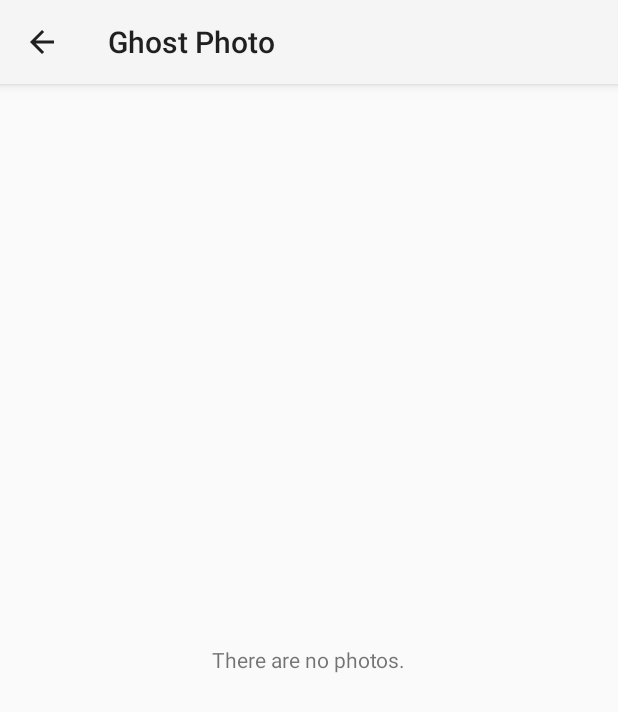
After one commit to thomasfischersm/GhostPhoto, an Android app: the ListShootsActivity screen opened directly, with no data from a screen before it, on a phone screen of 412 x 824 dp. The commit adds this screen. Shown: the top 712 px of the screen. Run offline under Robolectric (Android 15) with nearby library versions, the phone set to English and light mode, and no system bars; 4 statements that could not run were skipped.

Commit message:
Implemented first version of the activity to list the photo shoots.

```diff
--- a/app/build.gradle
+++ b/app/build.gradle
@@ -33,6 +33,10 @@ dependencies {
     compile 'com.android.support:support-v13:25.4.0'
     compile 'com.google.android.gms:play-services-analytics:11.0.2'
     compile 'com.google.guava:guava:22.0-android'
+    compile 'com.android.support.constraint:constraint-layout:1.0.2'
+    compile 'com.android.support:recyclerview-v7:25.4.0'
+    compile 'com.github.bumptech.glide:glide:4.0.0-RC1'
+    annotationProcessor 'com.github.bumptech.glide:compiler:4.0.0-RC1'
     testCompile 'junit:junit:4.12'
 }
 
--- a/app/src/main/AndroidManifest.xml
+++ b/app/src/main/AndroidManifest.xml
@@ -18,7 +18,6 @@
         android:label="@string/app_name"
         android:supportsRtl="true"
         android:theme="@style/Theme.AppCompat.Light.NoActionBar">
-
         <meta-data
             android:name="com.google.android.gms.analytics.globalConfigResource"
             android:resource="@xml/analytics_global_config" />
@@ -32,7 +31,6 @@
                 android:name="android.support.FILE_PROVIDER_PATHS"
                 android:resource="@xml/filepaths" />
         </provider>
-
         <provider
             android:name=".data.GhostPhotoContentProvider"
             android:authorities="com.playposse.ghostphoto.provider"
@@ -48,5 +46,9 @@
         <activity
             android:name=".activities.other.AboutActivity"
             android:parentActivityName=".activities.camera.PhotoActivity" />
+        <activity
+            android:name=".activities.review.ListShootsActivity"
+            android:parentActivityName=".activities.camera.PhotoActivity" />
     </application>
+
 </manifest>
--- a/app/src/main/java/com/playposse/ghostphoto/activities/ParentActivity.java
+++ b/app/src/main/java/com/playposse/ghostphoto/activities/ParentActivity.java
@@ -1,10 +1,12 @@
 package com.playposse.ghostphoto.activities;
 
 import android.support.v7.app.AppCompatActivity;
+import android.support.v7.widget.Toolbar;
 
 import com.google.android.gms.analytics.HitBuilders;
 import com.google.android.gms.analytics.Tracker;
 import com.playposse.ghostphoto.GhostPhotoApplication;
+import com.playposse.ghostphoto.R;
 
 /**
  * A common base class for all activities to enable Google Analytics tracking.
@@ -20,4 +22,13 @@ public class ParentActivity extends AppCompatActivity {
         tracker.setScreenName(getClass().getSimpleName());
         tracker.send(new HitBuilders.ScreenViewBuilder().build());
     }
+
+    protected void initActionBar() {
+        Toolbar toolbar = (Toolbar) findViewById(R.id.toolbar);
+        setSupportActionBar(toolbar);
+        if (getSupportActionBar() != null) {
+            getSupportActionBar().setDisplayShowHomeEnabled(true);
+            getSupportActionBar().setDisplayHomeAsUpEnabled(true);
+        }
+    }
 }
--- /dev/null
+++ b/app/src/main/java/com/playposse/ghostphoto/activities/review/ListShootsActivity.java
@@ -0,0 +1,167 @@
+package com.playposse.ghostphoto.activities.review;
+
+import android.app.Activity;
+import android.app.LoaderManager;
+import android.content.Context;
+import android.content.CursorLoader;
+import android.content.Loader;
+import android.database.Cursor;
+import android.net.Uri;
+import android.os.Bundle;
+import android.support.v7.widget.RecyclerView;
+import android.support.v7.widget.RecyclerView.Adapter;
+import android.support.v7.widget.RecyclerView.ViewHolder;
+import android.util.Log;
+import android.view.LayoutInflater;
+import android.view.View;
+import android.view.ViewGroup;
+import android.widget.ImageView;
+import android.widget.TextView;
+
+import com.bumptech.glide.Glide;
+import com.playposse.ghostphoto.R;
+import com.playposse.ghostphoto.activities.ParentActivity;
+import com.playposse.ghostphoto.data.GhostPhotoContract.PhotoShootTable;
+import com.playposse.ghostphoto.util.RecyclerViewCursorAdapter;
+import com.playposse.ghostphoto.util.ResponsiveGridLayoutManager;
+import com.playposse.ghostphoto.util.SmartCursor;
+
+/**
+ * An {@link Activity} that lists all of the photo shoots.
+ */
+public class ListShootsActivity extends ParentActivity implements LoaderManager.LoaderCallbacks<Cursor> {
+
+    private static final String LOG_TAG = ListShootsActivity.class.getSimpleName();
+
+    private static final int LOADER_MANAGER = 1;
+
+    private RecyclerView shootRecyclerView;
+
+    private TextView loadingMessageTextView;
+    private TextView emptyMessageTextView;
+    private PhotoShootAdapter photoShootAdapter;
+
+    @Override
+    protected void onCreate(Bundle savedInstanceState) {
+        super.onCreate(savedInstanceState);
+
+        setContentView(R.layout.activity_list_shoots);
+
+        initActionBar();
+
+        shootRecyclerView = (RecyclerView) findViewById(R.id.shootRecyclerView);
+        loadingMessageTextView = (TextView) findViewById(R.id.loadingMessageTextView);
+        emptyMessageTextView = (TextView) findViewById(R.id.emptyMessageTextView);
+
+        shootRecyclerView.setLayoutManager(
+                new ResponsiveGridLayoutManager(this, R.dimen.cover_photo_min_column_width));
+        photoShootAdapter = new PhotoShootAdapter();
+        shootRecyclerView.setAdapter(photoShootAdapter);
+
+        getLoaderManager().initLoader(LOADER_MANAGER, null, this);
+    }
+
+    @Override
+    public Loader<Cursor> onCreateLoader(int id, Bundle args) {
+        return new CursorLoader(
+                this,
+                PhotoShootTable.CONTENT_URI,
+                PhotoShootTable.SELECT_COLUMN_NAMES,
+                null,
+                null,
+                null);
+    }
+
+    @Override
+    public void onLoadFinished(Loader<Cursor> loader, Cursor cursor) {
+        loadingMessageTextView.setVisibility(View.GONE);
+
+        photoShootAdapter.swapCursor(cursor);
+        if (cursor.getCount() > 0) {
+            shootRecyclerView.setVisibility(View.VISIBLE);
+            emptyMessageTextView.setVisibility(View.GONE);
+        } else {
+            shootRecyclerView.setVisibility(View.GONE);
+            emptyMessageTextView.setVisibility(View.VISIBLE);
+        }
+    }
+
+    @Override
+    public void onLoaderReset(Loader<Cursor> loader) {
+        loadingMessageTextView.setVisibility(View.VISIBLE);
+        shootRecyclerView.setVisibility(View.GONE);
+        emptyMessageTextView.setVisibility(View.GONE);
+
+        photoShootAdapter.swapCursor(null);
+    }
+
+    /**
+     * An {@link Adapter} to show a list of photo shoots.
+     */
+    private class PhotoShootAdapter extends RecyclerViewCursorAdapter<PhotoShootViewHolder> {
+
+        @Override
+        public PhotoShootViewHolder onCreateViewHolder(ViewGroup parent, int viewType) {
+            Context context = parent.getContext();
+            View view = LayoutInflater.from(context).inflate(
+                    R.layout.photo_shoot_list_item,
+                    parent,
+                    false);
+            return new PhotoShootViewHolder(view);
+        }
+
+        @Override
+        protected void onBindViewHolder(PhotoShootViewHolder holder, int position, Cursor cursor) {
+            // Retrieve data.
+            SmartCursor smartCursor = new SmartCursor(cursor, PhotoShootTable.SELECT_COLUMN_NAMES);
+            final long photoShootId = smartCursor.getLong(PhotoShootTable.ID_COLUMN);
+            String firstPhotoUriStr = smartCursor.getString(PhotoShootTable.FIRST_PHOTO_URI_COLUMN);
+            int photoCount = smartCursor.getInt(PhotoShootTable.PHOTO_COUNT_COLUMN);
+
+            // Prepare data.
+            Uri firstPhotoUri = Uri.parse(firstPhotoUriStr);
+            String photoCountStr = getString(R.string.photo_count_label, photoCount);
+
+            // Update the UI.
+            holder.getPhotoCountTextView().setText(photoCountStr);
+            // TODO: Add time to UI
+            Glide.with(getApplicationContext())
+                    .load(firstPhotoUri)
+                    .into(holder.getPhotoImageView());
+
+            // Set event listeners
+            holder.getPhotoImageView().setOnClickListener(new View.OnClickListener() {
+                @Override
+                public void onClick(View v) {
+                    // TODO: Open comparison activity.
+                    Log.d(LOG_TAG, "onClick: Open comparison for shoot" + photoShootId);
+                }
+            });
+        }
+    }
+
+    /**
+     * The {@link ViewHolder} that represents a photo shoot by showing its cover photo. The cover
+     * photo is simply the first photo.
+     */
+    private class PhotoShootViewHolder extends ViewHolder {
+
+        private final ImageView photoImageView;
+        private final TextView photoCountTextView;
+
+        private PhotoShootViewHolder(View view) {
+            super(view);
+
+            photoImageView = (ImageView) view.findViewById(R.id.photoImageView);
+            photoCountTextView = (TextView) view.findViewById(R.id.photoCountTextView);
+        }
+
+        public ImageView getPhotoImageView() {
+            return photoImageView;
+        }
+
+        public TextView getPhotoCountTextView() {
+            return photoCountTextView;
+        }
+    }
+}
--- a/app/src/main/java/com/playposse/ghostphoto/data/GhostPhotoContract.java
+++ b/app/src/main/java/com/playposse/ghostphoto/data/GhostPhotoContract.java
@@ -42,28 +42,29 @@ public class GhostPhotoContract {
         public static final String[] COLUMN_NAMES = new String[]{
                 ID_COLUMN,
                 START_TIME_COLUMN,
-                PHOTO_COUNT_COLUMN,
                 STATE_COLUMN};
 
         public static final String[] SELECT_COLUMN_NAMES = new String[]{
                 ID_COLUMN,
                 START_TIME_COLUMN,
-                PHOTO_COUNT_COLUMN,
                 STATE_COLUMN,
-                FIRST_PHOTO_URI_COLUMN};
+                FIRST_PHOTO_URI_COLUMN,
+                PHOTO_COUNT_COLUMN};
 
         static final String SQL_CREATE_TABLE =
                 "CREATE TABLE photo_shoot "
                         + "(_id INTEGER PRIMARY KEY, "
                         + "start_time DATETIME DEFAULT CURRENT_TIMESTAMP, "
-                        + "photo_count INTEGER DEFAULT 0,"
                         + "state DEFAULT 1)";
 
         public static final String SQL_SELECT =
-                "select a.*, b.file_uri "
+                "select "
+                        + "a.*, "
+                        + "b.file_uri first_photo_uri, "
+                        + "(select count(*) from photo where shoot_id=a._id) photo_count "
                         + "from photo_shoot a "
                         + "inner join photo b on (a._id = b.shoot_id) "
-                        + "where b._id = (select max(_id) from photos where shoot_id=a._id) "
+                        + "where b._id = (select max(_id) from photo where shoot_id=a._id) "
                         + "order by _id desc";
     }
 
--- /dev/null
+++ b/app/src/main/java/com/playposse/ghostphoto/util/RecyclerViewCursorAdapter.java
@@ -0,0 +1,96 @@
+package com.playposse.ghostphoto.util;
+
+import android.database.Cursor;
+import android.database.DataSetObserver;
+import android.provider.BaseColumns;
+import android.support.v7.widget.RecyclerView;
+import android.support.v7.widget.RecyclerView.Adapter;
+import android.util.Log;
+
+/**
+ * A cursor adapter for {@link Adapter}. Apparently, Android oversaw providing this.
+ */
+public abstract class RecyclerViewCursorAdapter<VH extends RecyclerView.ViewHolder>
+        extends Adapter<VH> {
+
+    private static final String LOG_TAG = RecyclerViewCursorAdapter.class.getSimpleName();
+
+    private final DataSetObserver dataSetObserver = new SimpleDataSetObserver();
+
+    private Cursor cursor;
+    private Integer idColumnIndex;
+
+    public RecyclerViewCursorAdapter() {
+        setHasStableIds(true);
+    }
+
+    protected abstract void onBindViewHolder(VH holder, int position, Cursor cursor);
+
+    @Override
+    public void onBindViewHolder(VH holder, int position) {
+        if (cursor == null) {
+            throw new IllegalStateException("Cursor should be valid.");
+        }
+
+        if (!cursor.moveToPosition(position)) {
+            throw new IllegalStateException("Invalid position: " + position);
+        }
+
+        onBindViewHolder(holder, position, cursor);
+    }
+
+    @Override
+    public long getItemId(int position) {
+        if ((cursor != null) && (idColumnIndex != null) && (cursor.moveToPosition(position))) {
+            return cursor.getInt(idColumnIndex);
+        }
+
+        return RecyclerView.NO_ID;
+    }
+
+    protected Cursor getCursor(int position) {
+        if ((cursor != null) && cursor.moveToPosition(position)) {
+            return cursor;
+        }
+        return null;
+    }
+
+    @Override
+    public int getItemCount() {
+        int count = (cursor != null) ? cursor.getCount() : 0;
+        Log.i(LOG_TAG, "getItemCount: Called with item count " + count);
+        return count;
+    }
+
+    public void swapCursor(Cursor newCursor) {
+        if (cursor != null) {
+            cursor.unregisterDataSetObserver(dataSetObserver);
+        }
+
+        cursor = newCursor;
+        if (cursor != null) {
+            cursor.registerDataSetObserver(dataSetObserver);
+            idColumnIndex = cursor.getColumnIndex(BaseColumns._ID);
+        } else {
+            idColumnIndex = null;
+        }
+
+        notifyDataSetChanged();
+    }
+
+    /**
+     * A simple {@link DataSetObserver} implementation.
+     */
+    private class SimpleDataSetObserver extends DataSetObserver {
+
+        @Override
+        public void onChanged() {
+            notifyDataSetChanged();
+        }
+
+        @Override
+        public void onInvalidated() {
+            notifyDataSetChanged();
+        }
+    }
+}
--- /dev/null
+++ b/app/src/main/java/com/playposse/ghostphoto/util/ResponsiveGridLayoutManager.java
@@ -0,0 +1,36 @@
+package com.playposse.ghostphoto.util;
+
+import android.content.Context;
+import android.support.v7.widget.GridLayoutManager;
+import android.support.v7.widget.RecyclerView;
+
+/**
+ * A {@link GridLayoutManager} that adjusts the column count responding to the available size. It
+ * takes a minItemWidth and maxColumnCount to decided on the best column count.
+ */
+public class ResponsiveGridLayoutManager extends GridLayoutManager {
+
+    private final int width;
+
+    private int lastWidth = -1;
+
+    public ResponsiveGridLayoutManager(Context context, int minItemWidthResId) {
+        super(context, 1 /* meaningless placeholder */);
+
+        width = (int) context.getResources().getDimension(minItemWidthResId);
+    }
+
+    @Override
+    public void onLayoutChildren(RecyclerView.Recycler recycler, RecyclerView.State state) {
+        if (lastWidth != getWidth()) {
+            int availableWidth = getWidth() - getPaddingRight() - getPaddingLeft();
+            int spanCount = Math.max(1, availableWidth / width);
+            setSpanCount(spanCount);
+
+            // Remember to avoid recalculating unnecessarily.
+            lastWidth = getWidth();
+        }
+
+        super.onLayoutChildren(recycler, state);
+    }
+}
--- /dev/null
+++ b/app/src/main/res/layout/activity_list_shoots.xml
@@ -0,0 +1,44 @@
+<?xml version="1.0" encoding="utf-8"?>
+<LinearLayout xmlns:android="http://schemas.android.com/apk/res/android"
+    xmlns:app="http://schemas.android.com/apk/res-auto"
+    xmlns:tools="http://schemas.android.com/tools"
+    android:layout_width="match_parent"
+    android:layout_height="match_parent"
+    android:orientation="vertical"
+    tools:context="com.playposse.ghostphoto.activities.review.ListShootsActivity">
+
+    <android.support.v7.widget.Toolbar
+        android:id="@+id/toolbar"
+        android:layout_width="match_parent"
+        android:layout_height="?attr/actionBarSize"
+        android:background="?attr/colorPrimary"
+        android:elevation="4dp"
+        android:theme="@style/ThemeOverlay.AppCompat.ActionBar"
+        app:popupTheme="@style/ThemeOverlay.AppCompat.Light"/>
+
+    <FrameLayout
+        android:layout_width="match_parent"
+        android:layout_height="match_parent">
+
+        <TextView
+            android:id="@+id/loadingMessageTextView"
+            android:layout_width="wrap_content"
+            android:layout_height="wrap_content"
+            android:layout_gravity="center"
+            android:text="@string/photo_shoot_loading_message" />
+
+        <TextView
+            android:id="@+id/emptyMessageTextView"
+            android:layout_width="wrap_content"
+            android:layout_height="wrap_content"
+            android:layout_gravity="center"
+            android:text="@string/photo_shoot_empty_message"
+            android:visibility="gone" />
+
+        <android.support.v7.widget.RecyclerView
+            android:id="@+id/shootRecyclerView"
+            android:layout_width="match_parent"
+            android:layout_height="match_parent"
+            android:scrollbars="vertical" />
+    </FrameLayout>
+</LinearLayout>
--- a/app/src/main/res/values/dimens.xml
+++ b/app/src/main/res/values/dimens.xml
@@ -5,4 +5,7 @@
 
     <dimen name="selectedText">16sp</dimen>
     <dimen name="unselectedText">14sp</dimen>
+
+    <!-- Set minimum width for photos in the photo shoot activity. -->
+    <dimen name="cover_photo_min_column_width">120dp</dimen>
 </resources>
--- a/build.gradle
+++ b/build.gradle
@@ -19,6 +19,7 @@ allprojects {
         maven {
             url "https://maven.google.com"
         }
+        mavenCentral()
     }
 }
 
```
Also changed, not shown: app/src/main/java/com/playposse/ghostphoto/activities/camera/PhotoFragment.java (+2 -26 lines), app/src/main/java/com/playposse/ghostphoto/glide/GhostPhotoGlideModule.java (added, +11 -0 lines), app/src/main/java/com/playposse/ghostphoto/util/IntegrationUtil.java (added, +44 -0 lines), app/src/main/java/com/playposse/ghostphoto/util/SmartCursor.java (added, +49 -0 lines), app/src/main/res/layout/photo_shoot_list_item.xml (added, +20 -0 lines), app/src/main/res/values/strings.xml (+37 -5 lines), 1 other file.
